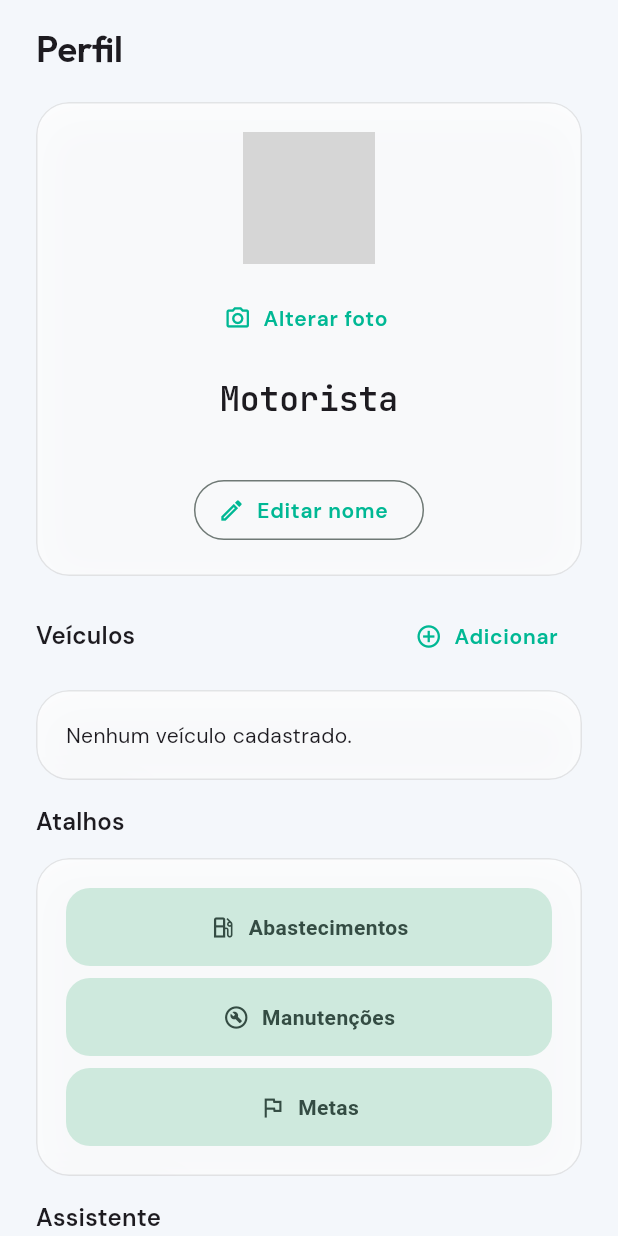
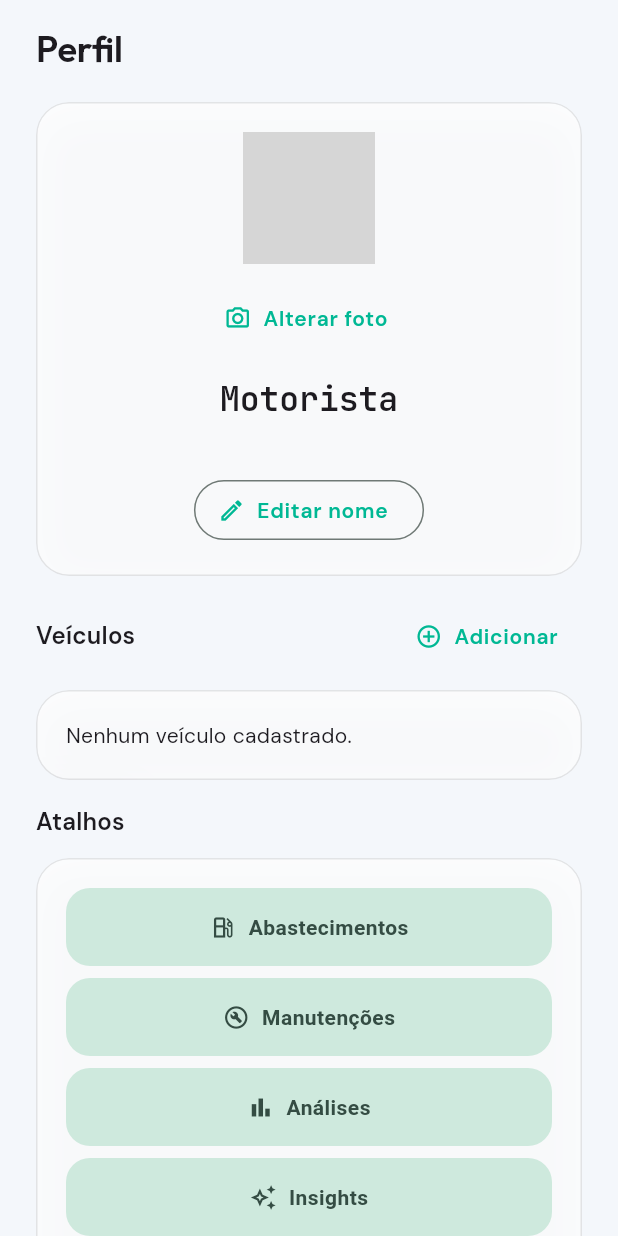
Before and after one commit to solerpedroo/driveflow, a Flutter app: the ProfileScreen widget shown alone on an empty page, opened directly, on a phone screen of 412 x 824 dp. Run offline on Flutter 3.47's test engine with Material 3 defaults, Android fonts, the phone set to English and light mode, and no system bars; our stand-ins replace cached_network_image, connectivity_plus, dio, fl_chart, flutter_hooks, flutter_local_notifications and 13 more; missing offline and left inert: google_mlkit_text_recognition; accounts and stored records are empty; network calls fail; grey boxes are pictures that could not be loaded.

Commit message:
feat(profile): add analytics and insights shortcuts
Co-authored-by: Pedro Henrique Contardi Soler <pedrocsoler@hotmail.com>

```diff
--- a/lib/features/profile/presentation/screens/profile_screen.dart
+++ b/lib/features/profile/presentation/screens/profile_screen.dart
@@ -226,6 +226,18 @@ class ProfileScreen extends HookConsumerWidget {
                   ),
                   const SizedBox(height: 8),
                   FilledButton.tonalIcon(
+                    onPressed: () => context.push(AppRoutes.analytics),
+                    icon: const Icon(Icons.bar_chart_outlined),
+                    label: const Text('Análises'),
+                  ),
+                  const SizedBox(height: 8),
+                  FilledButton.tonalIcon(
+                    onPressed: () => context.push(AppRoutes.insights),
+                    icon: const Icon(Icons.auto_awesome_outlined),
+                    label: const Text('Insights'),
+                  ),
+                  const SizedBox(height: 8),
+                  FilledButton.tonalIcon(
                     onPressed: () => context.push(AppRoutes.goals),
                     icon: const Icon(Icons.flag_outlined),
                     label: const Text('Metas'),
```
